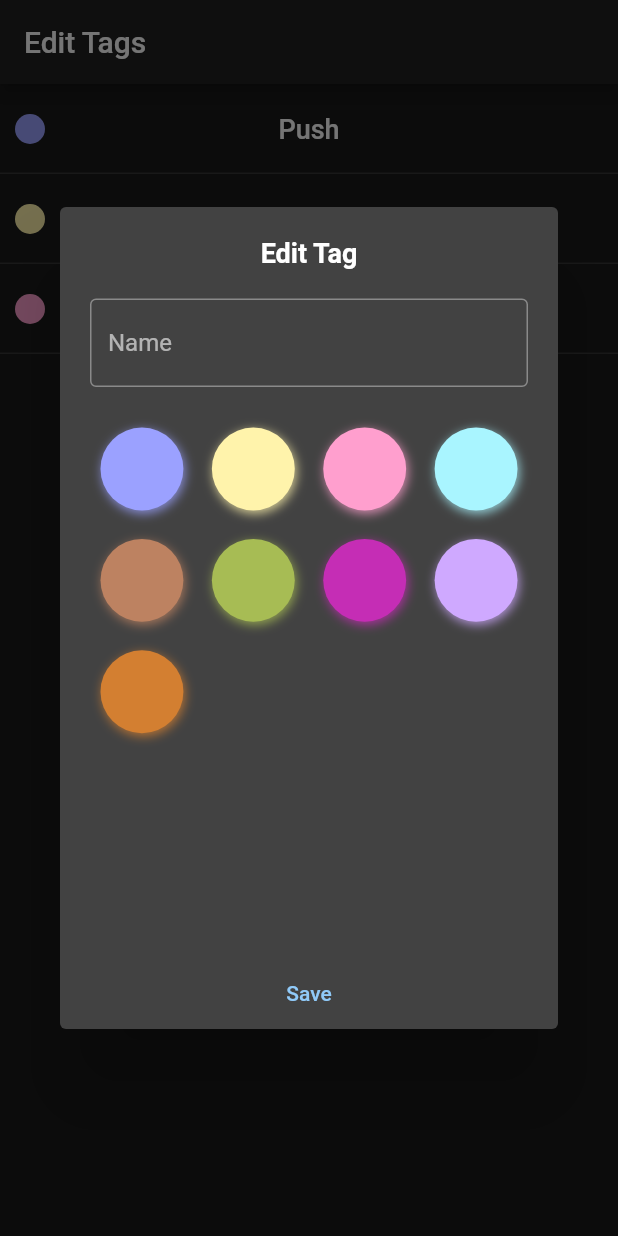
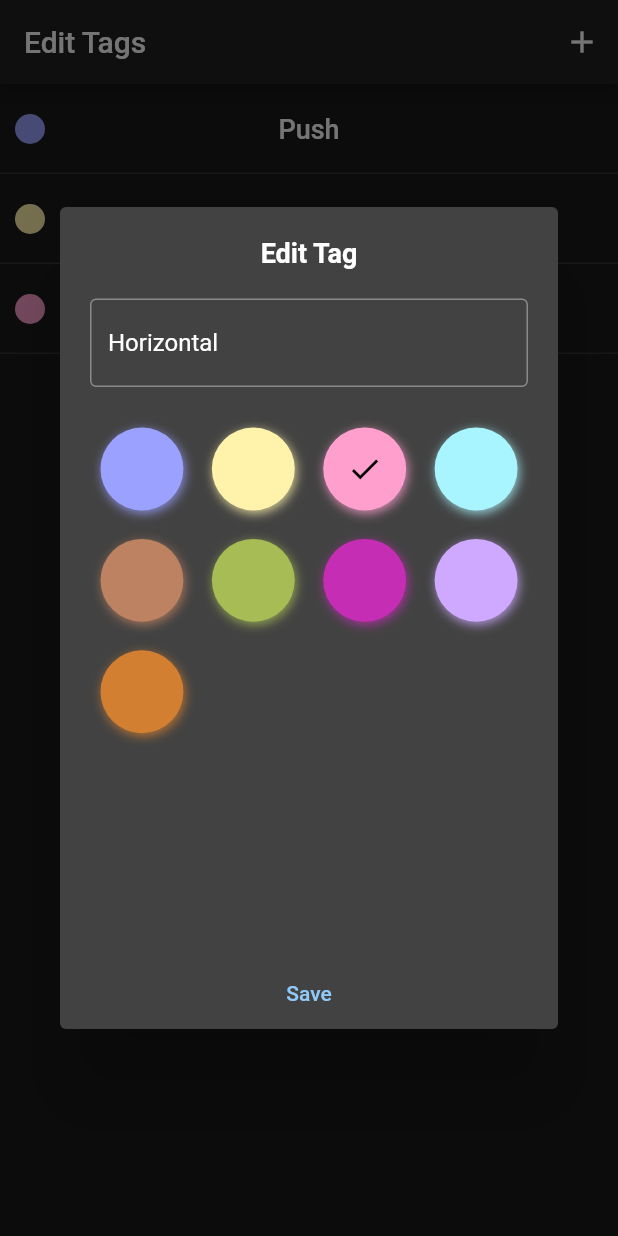
Before and after one commit to shen-kit/workoutApp, a Flutter app: the screen it shows after launch, after a tap on "Horizontal", on a phone screen of 412 x 824 dp. Run offline on Flutter 3.47's test engine with Material 2 defaults, Android fonts, the light colour scheme and no system bars; drawn by our look-alikes of flutter_colorpicker, flutter_slidable.

Commit message:
Finished add tag dialog, showEditTagDialog function now takes in the current id, name, and colour and displays the information

```diff
--- a/workout_app/lib/routes/edit_tags.dart
+++ b/workout_app/lib/routes/edit_tags.dart
@@ -10,7 +10,6 @@ class EditTags extends StatefulWidget {
 }
 
 class _EditTagsState extends State<EditTags> {
-  Color currentColor = Colors.lightBlue;
   List<Color> availableColors = const [
     Color(0xFF9BA1FF),
     Color(0xFFFFF3AB),
@@ -24,9 +23,14 @@ class _EditTagsState extends State<EditTags> {
   ];
   final int colorsInRow = 5;
 
-  void onColorChanged(Color color) => setState(() => currentColor = color);
-
-  Future<void> showEditTagDialog(context) async {
+  // id=-1 means new tag
+  Future<void> showEditTagDialog(context,
+      {int id = -1,
+      String? oldName,
+      Color currentColor = const Color(0xFF9BA1FF)}) async {
+    final nameController = (id == -1)
+        ? TextEditingController()
+        : TextEditingController(text: oldName);
     return showDialog<void>(
       context: context,
       builder: (BuildContext context) {
@@ -44,8 +48,9 @@ class _EditTagsState extends State<EditTags> {
                   ),
                 ),
                 const SizedBox(height: 20),
-                const TextField(
-                  decoration: InputDecoration(
+                TextField(
+                  controller: nameController,
+                  decoration: const InputDecoration(
                     border: OutlineInputBorder(),
                     hintText: 'Name',
                   ),
@@ -53,7 +58,8 @@ class _EditTagsState extends State<EditTags> {
                 const SizedBox(height: 20),
                 BlockPicker(
                   pickerColor: currentColor,
-                  onColorChanged: onColorChanged,
+                  onColorChanged: (Color color) =>
+                      setState(() => currentColor = color),
                   availableColors: availableColors,
                   layoutBuilder: (BuildContext context, List<Color> colors,
                       PickerItem child) {
@@ -78,6 +84,14 @@ class _EditTagsState extends State<EditTags> {
                     ),
                   ),
                   onPressed: () {
+                    final name = nameController.text;
+                    // ignore: avoid_print
+                    print(name);
+                    // edit existing
+                    if (id != -1) {
+                    }
+                    // create new
+                    else {}
                     Navigator.of(context).pop();
                   },
                 )
@@ -94,6 +108,15 @@ class _EditTagsState extends State<EditTags> {
     return Scaffold(
       appBar: AppBar(
         title: const Text('Edit Tags'),
+        actions: [
+          IconButton(
+            icon: const Icon(Icons.add),
+            tooltip: 'New tag',
+            onPressed: () {
+              showEditTagDialog(context, id: -1);
+            },
+          ),
+        ],
       ),
       body: ListView(
         children: <Widget>[
@@ -157,7 +180,12 @@ class TagTile extends StatelessWidget {
           children: <Widget>[
             TextButton(
               onPressed: () {
-                showEditTagDialog(context);
+                showEditTagDialog(
+                  context,
+                  id: id,
+                  oldName: name,
+                  currentColor: color,
+                );
               },
               child: Text(
                 name,
```
